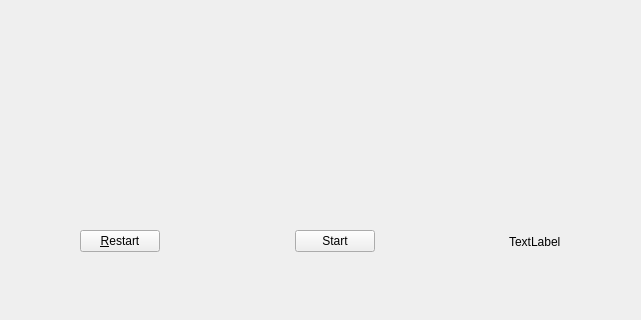
This is newmainwindow.ui in hiteshk-itis/newSnakeGame as Qt 5 draws it before an edit; both pictures show x 110 to 751 and y 324 to 644 of the 832 by 644 pixel window. The edited form follows.
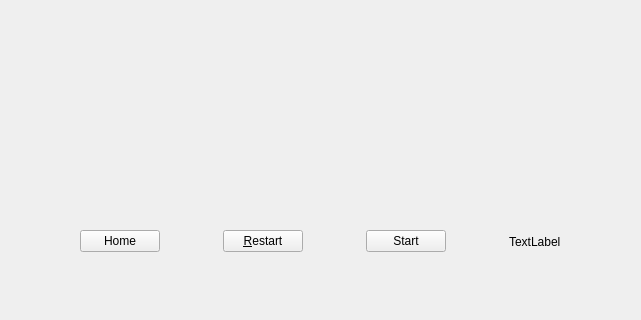
This is the edited form.

```diff
--- a/newmainwindow.ui
+++ b/newmainwindow.ui
@@ -23,6 +23,26 @@
     </rect>
    </property>
    <layout class="QHBoxLayout" name="horizontalLayout">
+    <item>
+     <widget class="QPushButton" name="home_btn">
+      <property name="text">
+       <string>Home</string>
+      </property>
+     </widget>
+    </item>
+    <item>
+     <spacer name="horizontalSpacer_3">
+      <property name="orientation">
+       <enum>Qt::Horizontal</enum>
+      </property>
+      <property name="sizeHint" stdset="0">
+       <size>
+        <width>40</width>
+        <height>20</height>
+       </size>
+      </property>
+     </spacer>
+    </item>
     <item>
      <widget class="QPushButton" name="btnRestart">
       <property name="text">
```
